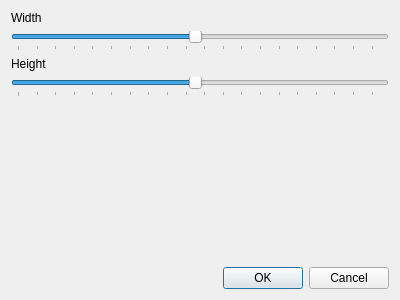
Above: views/createmarkers.ui from tmramalho/bigCellBrotherGUI before the change. Below: the same form after it.
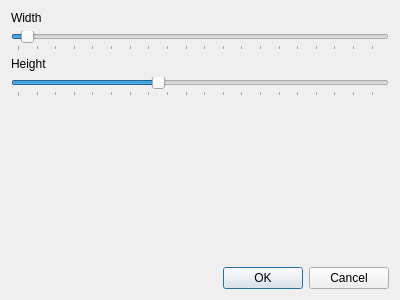
That is the form after the change.

What changed in the file:
```diff
--- a/views/createmarkers.ui
+++ b/views/createmarkers.ui
@@ -42,7 +42,7 @@
         <number>200</number>
        </property>
        <property name="value">
-        <number>100</number>
+        <number>10</number>
        </property>
        <property name="orientation">
         <enum>Qt::Horizontal</enum>
@@ -68,7 +68,7 @@
         <number>200</number>
        </property>
        <property name="value">
-        <number>100</number>
+        <number>80</number>
        </property>
        <property name="orientation">
         <enum>Qt::Horizontal</enum>
```
